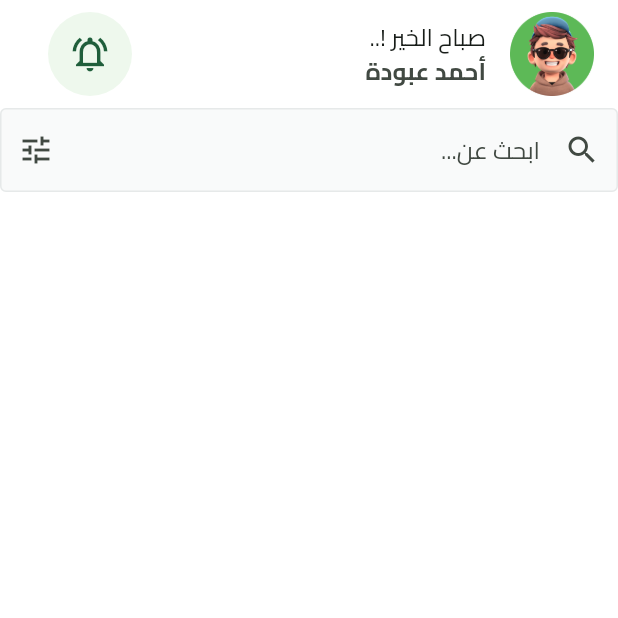
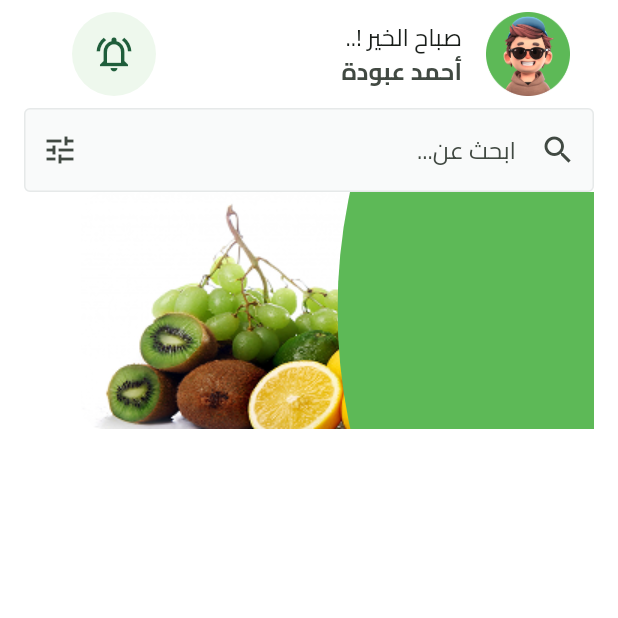
Before and after one commit to aboda97/souq_e_commerce, a Flutter app: the screen it shows after launch, on a phone screen of 412 x 824 dp, the top half of it. Run offline on Flutter 3.47's test engine with Material 3 defaults, Android fonts, the light colour scheme and no system bars; our stand-ins replace cloud_firestore, dartz, dio, dots_indicator, firebase_auth, firebase_core and 6 more; missing offline and left inert: flutter_facebook_auth; accounts and stored records are empty.

Commit message:
add app bar and custom offer card in doing

```diff
--- a/lib/core/utils/assets_paths.dart
+++ b/lib/core/utils/assets_paths.dart
@@ -15,5 +15,9 @@ class AssetsPaths {
   static String appFruitBgPath = 'assets/images/fruit_bg.svg';
   static String appGreenBgPath = 'assets/images/green_bg.svg';
   static String appProfileImgPath = 'assets/images/profile_img.png';
+  static String appBgFruitNewPath = 'assets/images/fruit_bg_new.png';
+
+
+
 
 }
--- /dev/null
+++ b/lib/features/home_feature/presentation/views/widgets/custom_card_offer_item.dart
@@ -0,0 +1,26 @@
+import 'package:flutter/material.dart';
+import 'package:flutter_svg/flutter_svg.dart';
+import 'package:souq_app/core/utils/assets_paths.dart';
+
+class CustomCardOfferItem extends StatelessWidget {
+  const CustomCardOfferItem({super.key});
+
+  @override
+  Widget build(BuildContext context) {
+    return Container(
+      width: MediaQuery.of(context).size.width,
+      decoration: BoxDecoration(
+        color: Colors.white,
+        borderRadius: BorderRadius.circular(12),
+
+      ),
+      child: Stack(
+        children: [
+        // SvgPicture.asset(AssetsPaths.appFruitBgPath),
+        Image.asset(AssetsPaths.appBgFruitNewPath),
+         SvgPicture.asset(AssetsPaths.appGreenBgPath)
+        ],
+      ),
+    );
+  }
+}
--- a/lib/features/home_feature/presentation/views/widgets/home_view_body.dart
+++ b/lib/features/home_feature/presentation/views/widgets/home_view_body.dart
@@ -1,5 +1,7 @@
 import 'package:flutter/material.dart';
+import 'package:souq_app/constants.dart';
 import 'package:souq_app/core/components/custom_text_form_field.dart';
+import 'package:souq_app/features/home_feature/presentation/views/widgets/custom_card_offer_item.dart';
 import 'package:souq_app/features/home_feature/presentation/views/widgets/custom_home_app_bar.dart';
 import 'package:souq_app/generated/l10n.dart';
 
@@ -9,7 +11,9 @@ class HomeViewBody extends StatelessWidget {
 
   @override
   Widget build(BuildContext context) {
-    return Column(
+    return Padding(
+      padding: const EdgeInsets.symmetric(horizontal: kHorizintalPadding),
+      child: Column(
         children: [
           CustomHomeAppBar(),
           CustomTextFormField(
@@ -17,8 +21,10 @@ class HomeViewBody extends StatelessWidget {
             onPressed: (){},
             suffixIcon: Icons.tune_outlined,
             hintText: S.of(context).searchForHome,
-        )
+          ),
+          CustomCardOfferItem()
         ],
+      ),
     );
   }
 }
```
Also changed, not shown: assets/images/fruit_bg_new.png (added). Lines whose indentation alone changed are shown as unchanged.
